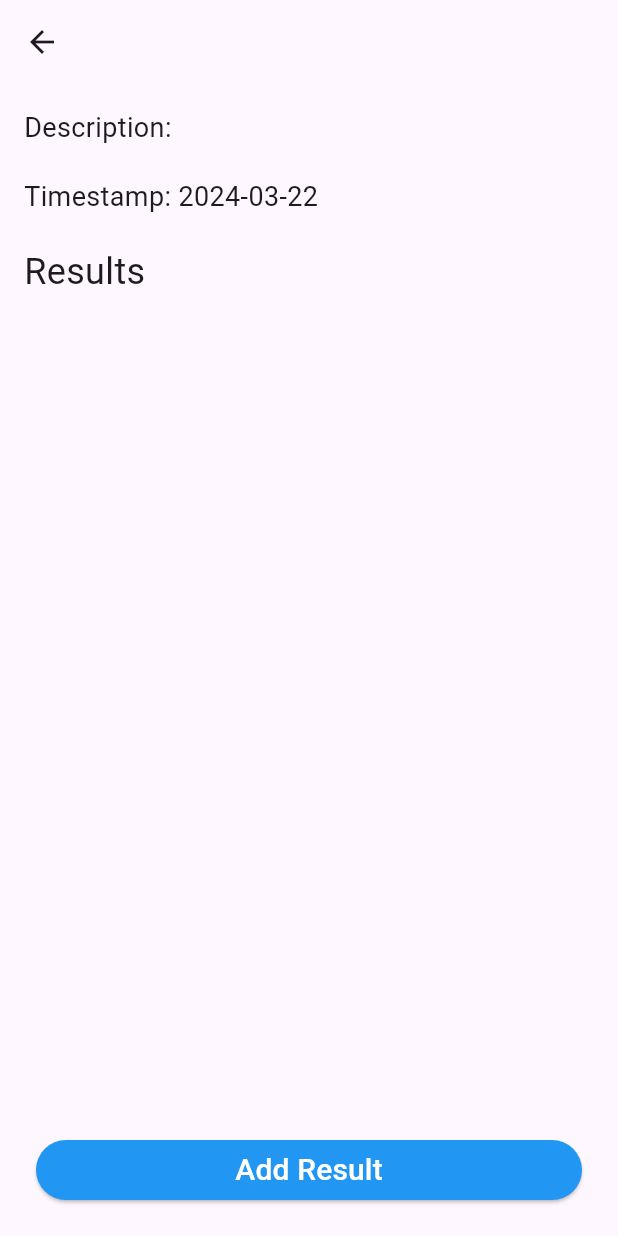
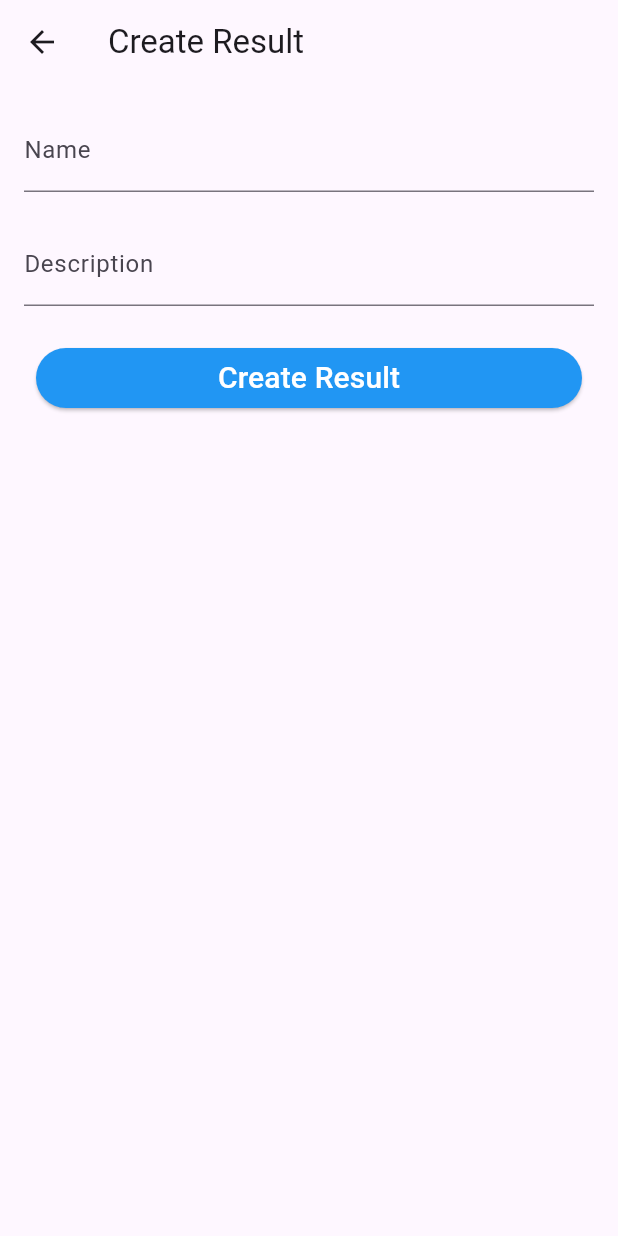
Before and after one commit to DoctorTau/Challengify-mobile, a Flutter app: the ChallengeScreen screen opened directly with empty values, after a tap on "Add Result", on a phone screen of 412 x 824 dp. Run offline on Flutter 3.47's test engine with Material 3 defaults, Android fonts, the phone set to English and light mode, and no system bars; our stand-ins replace freezed_annotation, logger, shared_preferences; accounts and stored records are empty; generated files the repository leaves out were written again.

Commit message:
Fix formatting issues in app.dart, result_create_dto.g.dart, result_create_dto.dart, result.g.dart, user.g.dart, result.dart, and challenge.g.dart

```diff
--- a/lib/src/app.dart
+++ b/lib/src/app.dart
@@ -76,7 +76,7 @@ class MyApp extends StatelessWidget {
 
           // Define the home property on the MaterialApp to display the
           home: FutureBuilder(
-              future: _challengeInteractor.getUserChallenges(),
+              future:  _challengeInteractor.getUserChallenges(),
               builder: (context, snapshot) {
                 if (snapshot.connectionState == ConnectionState.waiting) {
                   return const Center(child: CircularProgressIndicator());
--- a/lib/src/models/DataTransferObject/result_create_dto.dart
+++ b/lib/src/models/DataTransferObject/result_create_dto.dart
@@ -9,8 +9,9 @@ class ResultCreateRequestDto with _$ResultCreateRequestDto {
   factory ResultCreateRequestDto({
     required String name,
     required String description,
-    String? mediaPath,
+    @Default('') String mediaPath,
   }) = _ResultCreateRequestDto;
 
-  factory ResultCreateRequestDto.fromJson(Map<String, dynamic> json) => _$ResultCreateRequestDtoFromJson(json);
+  factory ResultCreateRequestDto.fromJson(Map<String, dynamic> json) =>
+      _$ResultCreateRequestDtoFromJson(json);
 }
--- a/lib/src/models/challenge.dart
+++ b/lib/src/models/challenge.dart
@@ -1,37 +1,36 @@
 import 'package:json_annotation/json_annotation.dart';
-import 'result.dart';
-import 'user.dart';
 
 part 'challenge.g.dart';
 
-@JsonSerializable(explicitToJson: true)
+@JsonSerializable()
 class Challenge {
-  @JsonKey(name: 'challengeId')
   final int challengeId;
   final String name;
-  @JsonKey(defaultValue: '')
   final String description;
   final DateTime startDate;
-  @JsonKey(defaultValue: 24)
   final int periodicity;
-
-  @JsonKey(includeFromJson: true, includeToJson: false)
-  final List<Result>? results;
-
-  @JsonKey(includeFromJson: true, includeToJson: false)
-  final List<User>? participants;
+  @JsonKey(name: 'resultIds', fromJson: _listIntJson)
+  final List<int> resultIds;
+  @JsonKey(name: 'participantIds', fromJson: _listIntJson)
+  final List<int> participantIds;
 
   Challenge({
     required this.challengeId,
     required this.name,
-    this.description = '',
-    DateTime? startDate,
-    this.periodicity = 24,
-    this.results,
-    this.participants,
-  }) : startDate = startDate ?? DateTime.now().toUtc();
+    required this.description,
+    required this.startDate,
+    required this.periodicity,
+    required this.resultIds,
+    required this.participantIds,
+  });
 
   factory Challenge.fromJson(Map<String, dynamic> json) =>
       _$ChallengeFromJson(json);
+
   Map<String, dynamic> toJson() => _$ChallengeToJson(this);
 }
+
+List<int> _listIntJson(Map<String, dynamic> jsonStr) {
+  List<dynamic> values = jsonStr['\$values'];
+  return values.map((value) => value as int).toList();
+}
--- a/lib/src/models/result.dart
+++ b/lib/src/models/result.dart
@@ -1,36 +1,28 @@
 import 'package:json_annotation/json_annotation.dart';
-import 'user.dart';
-import 'challenge.dart';
 
 part 'result.g.dart';
 
-@JsonSerializable(explicitToJson: true)
+@JsonSerializable()
 class Result {
-  @JsonKey(name: 'resultId')
   final int resultId;
   final String name;
-  @JsonKey(defaultValue: '')
   final String description;
   final DateTime timestamp;
-  @JsonKey(defaultValue: '')
   final String mediaPath;
-
-  @JsonKey(includeFromJson: true, includeToJson: false)
-  final User? user;
-
-  @JsonKey(includeFromJson: true, includeToJson: false)
-  final Challenge? challenge;
+  final int userId;
+  final int challengeId;
 
   Result({
     required this.resultId,
     required this.name,
-    this.description = '',
-    DateTime? timestamp,
-    this.mediaPath = '',
-    this.user,
-    this.challenge,
-  }) : timestamp = timestamp ?? DateTime.now().toUtc();
+    required this.description,
+    required this.timestamp,
+    required this.mediaPath,
+    required this.userId,
+    required this.challengeId,
+  });
 
   factory Result.fromJson(Map<String, dynamic> json) => _$ResultFromJson(json);
+
   Map<String, dynamic> toJson() => _$ResultToJson(this);
 }
--- a/lib/src/models/user.dart
+++ b/lib/src/models/user.dart
@@ -1,39 +1,33 @@
 import 'package:json_annotation/json_annotation.dart';
-import 'challenge.dart';
-import 'result.dart';
 
 part 'user.g.dart';
 
-@JsonSerializable(explicitToJson: true)
+@JsonSerializable()
 class User {
-  @JsonKey(name: 'userId')
   final int userId;
   final String name;
   final String email;
-  final String passwordHash;
-  final String passwordSalt;
-  @JsonKey(defaultValue: 0)
-  final int status;
   final DateTime createdAt;
-
-  @JsonKey(includeFromJson: true, includeToJson: false)
-  final List<Challenge>? challenges;
-
-  @JsonKey(includeFromJson: true, includeToJson: false)
-  final List<Result>? results;
+  @JsonKey(name: 'challengeIds', fromJson: _listIntJson)
+  final List<int> challengeIds;
+  @JsonKey(name: 'resultIds', fromJson: _listIntJson)
+  final List<int> resultIds;
 
   User({
     required this.userId,
     required this.name,
     required this.email,
-    required this.passwordHash,
-    required this.passwordSalt,
-    this.status = 0,
-    DateTime? createdAt,
-    this.challenges,
-    this.results,
-  }) : createdAt = createdAt ?? DateTime.now().toUtc();
+    required this.createdAt,
+    required this.challengeIds,
+    required this.resultIds,
+  });
 
   factory User.fromJson(Map<String, dynamic> json) => _$UserFromJson(json);
+
   Map<String, dynamic> toJson() => _$UserToJson(this);
 }
+
+List<int> _listIntJson(Map<String, dynamic> jsonStr) {
+  List<dynamic> values = jsonStr['\$values'];
+  return values.map((value) => value as int).toList();
+}
--- a/lib/src/view/screens/challenge_screen.dart
+++ b/lib/src/view/screens/challenge_screen.dart
@@ -1,13 +1,20 @@
 import 'package:challengify_app/src/models/challenge.dart';
 import 'package:challengify_app/src/models/result.dart';
+import 'package:challengify_app/src/view/screens/result_creating_screen.dart';
 import 'package:challengify_app/src/view/screens/result_screen.dart';
 import 'package:challengify_app/src/view/widgets/full_width_button.dart';
+import 'package:challengify_app/src/web_interactors/user_interactor.dart';
+import 'package:flutter/cupertino.dart';
 import 'package:flutter/material.dart';
 import 'package:flutter/widgets.dart';
 
 class ChallengeScreen extends StatelessWidget {
   final Challenge challenge;
-  const ChallengeScreen({super.key, required this.challenge});
+  final List<Result> results;
+  final UserInteractor _userInteractor =
+      UserInteractor(baseUrl: 'http://10.0.2.2:8080');
+
+  ChallengeScreen({super.key, required this.challenge, required this.results});
 
   @override
   Widget build(BuildContext context) {
@@ -29,33 +36,15 @@ class ChallengeScreen extends StatelessWidget {
             Text('Results', style: TextStyle(fontSize: 24)),
 
             // Displaying results if the challenge.result is not null
-            SingleChildScrollView(
+            Expanded(
+              child: SingleChildScrollView(
+                  scrollDirection: Axis.vertical,
                   child: Column(children: [
-              if (challenge.results != null)
-                ...challenge.results!.map((result) {
-                  return _ResultsList(result: result);
-                }).toList(),
-            ])),
-
-            Spacer(),
-            FullWidhtButton(onPressed: () {}, text: "Add Result")
-          ],
-        ),
-      ),
-    );
-  }
-}
-
-class _ResultsList extends StatelessWidget {
-  final Result result;
-  const _ResultsList({
-    super.key,
-    required this.result,
-  });
-
-  @override
-  Widget build(BuildContext context) {
-    return Card(
+                    for (Result result in results) // Displaying all results
+                      SizedBox(
+                        height: 220,
+                        width: double.infinity,
+                        child: Card(
                           margin: EdgeInsets.all(8.0),
                           child: Padding(
                             padding: EdgeInsets.all(16.0),
@@ -75,8 +64,17 @@ class _ResultsList extends StatelessWidget {
                                 Text(
                                     'Created at : ${result.timestamp.toLocal().toString()[0]}'), // Formatting timestamp
                                 SizedBox(height: 8.0),
-            Text(
-                'User: ${result.user?.name ?? 'Unknown'}'), // Displaying user's name, 'Unknown' if null
+                                FutureBuilder(
+                                    future:
+                                        _userInteractor.getUser(result.userId),
+                                    builder: (context, snapshot) {
+                                      if (snapshot.hasData) {
+                                        return Text(
+                                            'User: ${snapshot.data?.name ?? 'Unknown'}');
+                                      } else {
+                                        return Text('Unknown');
+                                      }
+                                    }), // Displaying user's name, 'Unknown' if null
                                 SizedBox(height: 8.0),
                                 ElevatedButton(
                                   onPressed: () {
@@ -94,6 +92,26 @@ class _ResultsList extends StatelessWidget {
                               ],
                             ),
                           ),
+                        ),
+                      ),
+                  ])),
+            ),
+
+            FullWidhtButton(
+                onPressed: () {
+                  Navigator.push(
+                    context,
+                    MaterialPageRoute(
+                      builder: (context) => CreateResultScreen(
+                        challengeId: challenge.challengeId,
+                      ),
+                    ),
+                  );
+                },
+                text: "Add Result")
+          ],
+        ),
+      ),
     );
   }
 }
--- /dev/null
+++ b/lib/src/view/screens/result_creating_screen.dart
@@ -0,0 +1,81 @@
+import 'package:challengify_app/src/models/DataTransferObject/result_create_dto.dart';
+import 'package:challengify_app/src/view/widgets/full_width_button.dart';
+import 'package:challengify_app/src/web_interactors/challenge_interactor.dart';
+import 'package:flutter/material.dart';
+
+class CreateResultScreen extends StatefulWidget {
+  final int challengeId;
+
+  const CreateResultScreen({Key? key, required this.challengeId})
+      : super(key: key);
+
+  @override
+  _CreateResultScreenState createState() => _CreateResultScreenState();
+}
+
+class _CreateResultScreenState extends State<CreateResultScreen> {
+  final ChallengeInteractor challengeInteractor =
+      ChallengeInteractor(baseUrl: 'http://10.0.2.2:8080');
+
+  final _formKey = GlobalKey<FormState>();
+  final _nameController = TextEditingController();
+  final _descriptionController = TextEditingController();
+
+  @override
+  Widget build(BuildContext context) {
+    return Scaffold(
+      appBar: AppBar(
+        title: Text('Create Result'),
+      ),
+      body: Padding(
+        padding: const EdgeInsets.all(16.0),
+        child: Form(
+          key: _formKey,
+          child: Column(
+            children: <Widget>[
+              TextFormField(
+                controller: _nameController,
+                decoration: InputDecoration(labelText: 'Name'),
+                validator: (value) {
+                  if (value == null || value.isEmpty) {
+                    return 'Please enter a name';
+                  }
+                  return null;
+                },
+              ),
+              SizedBox(height: 20),
+              TextFormField(
+                controller: _descriptionController,
+                decoration: InputDecoration(labelText: 'Description'),
+                validator: (value) {
+                  if (value == null || value.isEmpty) {
+                    return 'Please enter a description';
+                  }
+                  return null;
+                },
+              ),
+              SizedBox(height: 20),
+              FullWidhtButton(
+                onPressed: () async {
+                  if (_formKey.currentState!.validate()) {
+                    ResultCreateRequestDto resultCreateRequestDto =
+                        ResultCreateRequestDto(
+                      name: _nameController.text,
+                      description: _descriptionController.text,
+                    );
+
+                    // print(resultCreateRequestDto.toJson());
+                    await challengeInteractor.addResult(
+                        widget.challengeId, resultCreateRequestDto);
+                    Navigator.pop(context);
+                  }
+                },
+                text: "Create Result",
+              ),
+            ],
+          ),
+        ),
+      ),
+    );
+  }
+}
```
Also changed, not shown: lib/src/view/screens/challenges_screen.dart (+20 -2 lines), lib/src/view/widgets/result_tile.dart (+33 -33 lines), lib/src/web_interactors/challenge_interactor.dart (+27 -5 lines), lib/src/models/DataTransferObject/result_create_dto.freezed.dart, lib/src/models/DataTransferObject/result_create_dto.g.dart, lib/src/models/challenge.g.dart, lib/src/models/result.g.dart, lib/src/models/user.g.dart. Lines whose indentation alone changed are shown as unchanged.
